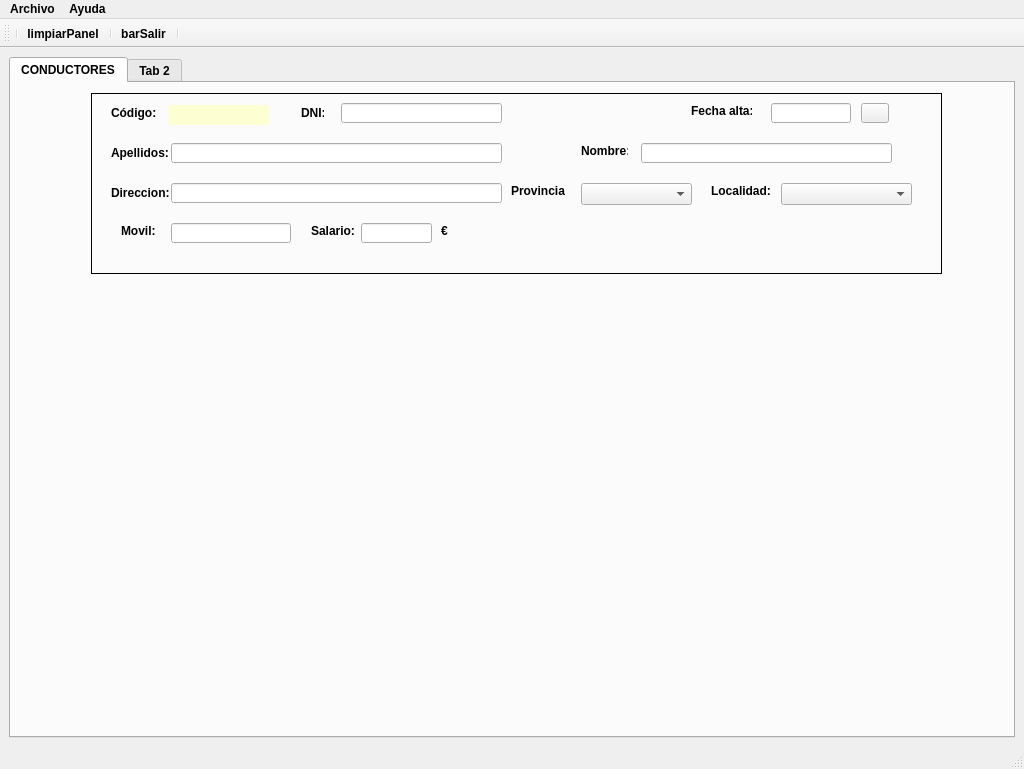
This is venta_principal.ui in EliasVGZ/vierafernandez2324 as Qt 5 draws it before an edit. The edited form follows.
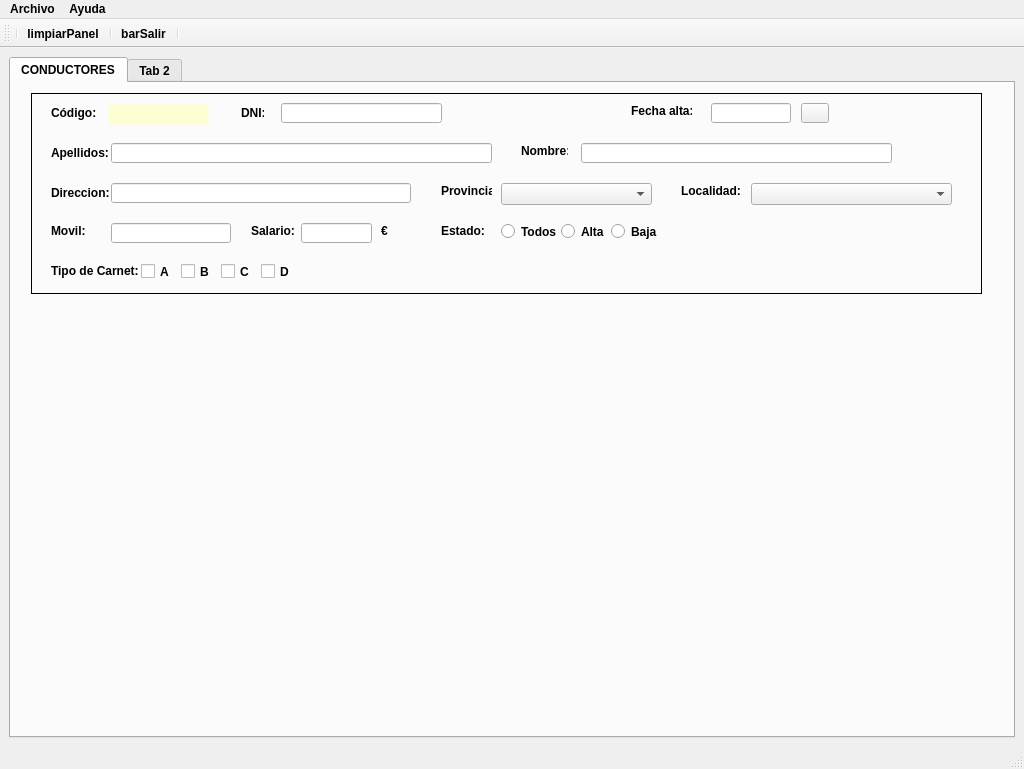
This is the edited form. Icons and pictures are not drawn.

What changed in the file:
```diff
--- a/venta_principal.ui
+++ b/venta_principal.ui
@@ -49,7 +49,7 @@
     </sizepolicy>
    </property>
    <layout class="QGridLayout" name="gridLayout">
-    <item row="0" column="1">
+    <item row="0" column="0">
      <widget class="QTabWidget" name="tabPrincipal">
       <property name="currentIndex">
        <number>0</number>
@@ -61,10 +61,10 @@
        <widget class="QFrame" name="frame">
         <property name="geometry">
          <rect>
-          <x>80</x>
+          <x>20</x>
           <y>10</y>
-          <width>851</width>
-          <height>181</height>
+          <width>951</width>
+          <height>201</height>
          </rect>
         </property>
         <property name="frameShape">
@@ -249,7 +249,7 @@
           <rect>
            <x>80</x>
            <y>50</y>
-           <width>331</width>
+           <width>381</width>
            <height>20</height>
           </rect>
          </property>
@@ -284,7 +284,7 @@
           <rect>
            <x>550</x>
            <y>50</y>
-           <width>251</width>
+           <width>311</width>
            <height>20</height>
           </rect>
          </property>
@@ -359,7 +359,7 @@
           <rect>
            <x>80</x>
            <y>90</y>
-           <width>331</width>
+           <width>300</width>
            <height>20</height>
           </rect>
          </property>
@@ -373,7 +373,7 @@
         <widget class="QLabel" name="lblMovil">
          <property name="geometry">
           <rect>
-           <x>30</x>
+           <x>20</x>
            <y>130</y>
            <width>47</width>
            <height>16</height>
@@ -411,7 +411,7 @@
         <widget class="QLabel" name="lblLocalidad">
          <property name="geometry">
           <rect>
-           <x>620</x>
+           <x>650</x>
            <y>90</y>
            <width>61</width>
            <height>16</height>
@@ -430,9 +430,9 @@
         <widget class="QComboBox" name="cmbLocalidad">
          <property name="geometry">
           <rect>
-           <x>690</x>
+           <x>720</x>
            <y>90</y>
-           <width>131</width>
+           <width>201</width>
            <height>22</height>
           </rect>
          </property>
@@ -440,9 +440,9 @@
         <widget class="QLabel" name="lblProvincia">
          <property name="geometry">
           <rect>
-           <x>420</x>
+           <x>410</x>
            <y>90</y>
-           <width>61</width>
+           <width>51</width>
            <height>16</height>
           </rect>
          </property>
@@ -459,9 +459,9 @@
         <widget class="QComboBox" name="cmbProvincia">
          <property name="geometry">
           <rect>
-           <x>490</x>
+           <x>470</x>
            <y>90</y>
-           <width>111</width>
+           <width>151</width>
            <height>22</height>
           </rect>
          </property>
@@ -523,6 +523,177 @@
           <string>&lt;html&gt;&lt;head/&gt;&lt;body&gt;&lt;p&gt;€&lt;/p&gt;&lt;/body&gt;&lt;/html&gt;</string>
          </property>
         </widget>
+        <widget class="QLabel" name="lbltipoCarnet">
+         <property name="geometry">
+          <rect>
+           <x>20</x>
+           <y>170</y>
+           <width>91</width>
+           <height>16</height>
+          </rect>
+         </property>
+         <property name="maximumSize">
+          <size>
+           <width>100</width>
+           <height>20</height>
+          </size>
+         </property>
+         <property name="frameShape">
+          <enum>QFrame::NoFrame</enum>
+         </property>
+         <property name="frameShadow">
+          <enum>QFrame::Raised</enum>
+         </property>
+         <property name="text">
+          <string>&lt;html&gt;&lt;head/&gt;&lt;body&gt;&lt;p&gt;Tipo de Carnet: &lt;/p&gt;&lt;/body&gt;&lt;/html&gt;</string>
+         </property>
+        </widget>
+        <widget class="QCheckBox" name="chkA">
+         <property name="geometry">
+          <rect>
+           <x>110</x>
+           <y>170</y>
+           <width>40</width>
+           <height>17</height>
+          </rect>
+         </property>
+         <property name="maximumSize">
+          <size>
+           <width>40</width>
+           <height>20</height>
+          </size>
+         </property>
+         <property name="text">
+          <string>A</string>
+         </property>
+        </widget>
+        <widget class="QCheckBox" name="chkB">
+         <property name="geometry">
+          <rect>
+           <x>150</x>
+           <y>170</y>
+           <width>40</width>
+           <height>17</height>
+          </rect>
+         </property>
+         <property name="maximumSize">
+          <size>
+           <width>40</width>
+           <height>20</height>
+          </size>
+         </property>
+         <property name="text">
+          <string>B</string>
+         </property>
+        </widget>
+        <widget class="QCheckBox" name="chkC">
+         <property name="geometry">
+          <rect>
+           <x>190</x>
+           <y>170</y>
+           <width>40</width>
+           <height>17</height>
+          </rect>
+         </property>
+         <property name="maximumSize">
+          <size>
+           <width>40</width>
+           <height>20</height>
+          </size>
+         </property>
+         <property name="text">
+          <string>C</string>
+         </property>
+        </widget>
+        <widget class="QCheckBox" name="chkD">
+         <property name="geometry">
+          <rect>
+           <x>230</x>
+           <y>170</y>
+           <width>40</width>
+           <height>17</height>
+          </rect>
+         </property>
+         <property name="maximumSize">
+          <size>
+           <width>40</width>
+           <height>20</height>
+          </size>
+         </property>
+         <property name="text">
+          <string>D</string>
+         </property>
+        </widget>
+        <widget class="QLabel" name="lblEstado">
+         <property name="geometry">
+          <rect>
+           <x>410</x>
+           <y>130</y>
+           <width>51</width>
+           <height>16</height>
+          </rect>
+         </property>
+         <property name="maximumSize">
+          <size>
+           <width>100</width>
+           <height>20</height>
+          </size>
+         </property>
+         <property name="frameShape">
+          <enum>QFrame::NoFrame</enum>
+         </property>
+         <property name="frameShadow">
+          <enum>QFrame::Raised</enum>
+         </property>
+         <property name="text">
+          <string>&lt;html&gt;&lt;head/&gt;&lt;body&gt;&lt;p&gt;Estado: &lt;/p&gt;&lt;/body&gt;&lt;/html&gt;</string>
+         </property>
+        </widget>
+        <widget class="QRadioButton" name="rbtTodos">
+         <property name="geometry">
+          <rect>
+           <x>470</x>
+           <y>130</y>
+           <width>80</width>
+           <height>17</height>
+          </rect>
+         </property>
+         <property name="minimumSize">
+          <size>
+           <width>80</width>
+           <height>0</height>
+          </size>
+         </property>
+         <property name="text">
+          <string>Todos</string>
+         </property>
+        </widget>
+        <widget class="QRadioButton" name="rbtAlta">
+         <property name="geometry">
+          <rect>
+           <x>530</x>
+           <y>130</y>
+           <width>51</width>
+           <height>17</height>
+          </rect>
+         </property>
+         <property name="text">
+          <string>Alta</string>
+         </property>
+        </widget>
+        <widget class="QRadioButton" name="rbtBaja">
+         <property name="geometry">
+          <rect>
+           <x>580</x>
+           <y>130</y>
+           <width>51</width>
+           <height>17</height>
+          </rect>
+         </property>
+         <property name="text">
+          <string>Baja</string>
+         </property>
+        </widget>
        </widget>
       </widget>
       <widget class="QWidget" name="tab_Principal">
```
Left out of the diff: 1 changed line with no effect on the pictures.
